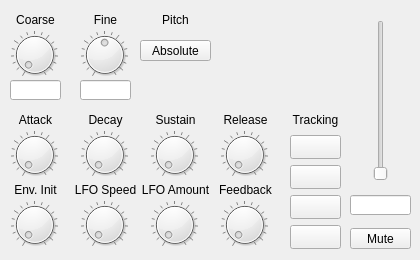
The window that operatorwidget.ui (Marzac/OPA-Editor) describes before a commit, drawn with Qt 5.
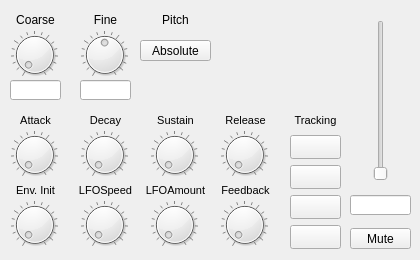
The same window after the commit. Icons and pictures are not drawn. Custom widgets are drawn as their Qt base class.

```diff
--- a/operatorwidget.ui
+++ b/operatorwidget.ui
@@ -190,6 +190,11 @@
      <height>20</height>
     </rect>
    </property>
+   <property name="font">
+    <font>
+     <pointsize>8</pointsize>
+    </font>
+   </property>
    <property name="text">
     <string>Attack</string>
    </property>
@@ -206,6 +211,11 @@
      <height>20</height>
     </rect>
    </property>
+   <property name="font">
+    <font>
+     <pointsize>8</pointsize>
+    </font>
+   </property>
    <property name="text">
     <string>Decay</string>
    </property>
@@ -222,6 +232,11 @@
      <height>20</height>
     </rect>
    </property>
+   <property name="font">
+    <font>
+     <pointsize>8</pointsize>
+    </font>
+   </property>
    <property name="text">
     <string>Sustain</string>
    </property>
@@ -238,6 +253,11 @@
      <height>20</height>
     </rect>
    </property>
+   <property name="font">
+    <font>
+     <pointsize>8</pointsize>
+    </font>
+   </property>
    <property name="text">
     <string>Release</string>
    </property>
@@ -321,8 +341,13 @@
      <height>20</height>
     </rect>
    </property>
+   <property name="font">
+    <font>
+     <pointsize>8</pointsize>
+    </font>
+   </property>
    <property name="text">
-    <string>LFO Speed</string>
+    <string>LFOSpeed</string>
    </property>
    <property name="alignment">
     <set>Qt::AlignCenter</set>
@@ -359,8 +384,13 @@
      <height>20</height>
     </rect>
    </property>
+   <property name="font">
+    <font>
+     <pointsize>8</pointsize>
+    </font>
+   </property>
    <property name="text">
-    <string>LFO Amount</string>
+    <string>LFOAmount</string>
    </property>
    <property name="alignment">
     <set>Qt::AlignCenter</set>
@@ -397,6 +427,11 @@
      <height>20</height>
     </rect>
    </property>
+   <property name="font">
+    <font>
+     <pointsize>8</pointsize>
+    </font>
+   </property>
    <property name="text">
     <string>Feedback</string>
    </property>
@@ -517,6 +552,11 @@
      <height>20</height>
     </rect>
    </property>
+   <property name="font">
+    <font>
+     <pointsize>8</pointsize>
+    </font>
+   </property>
    <property name="text">
     <string>Tracking</string>
    </property>
@@ -533,6 +573,11 @@
      <height>20</height>
     </rect>
    </property>
+   <property name="font">
+    <font>
+     <pointsize>8</pointsize>
+    </font>
+   </property>
    <property name="text">
     <string>Env. Init</string>
    </property>
```
